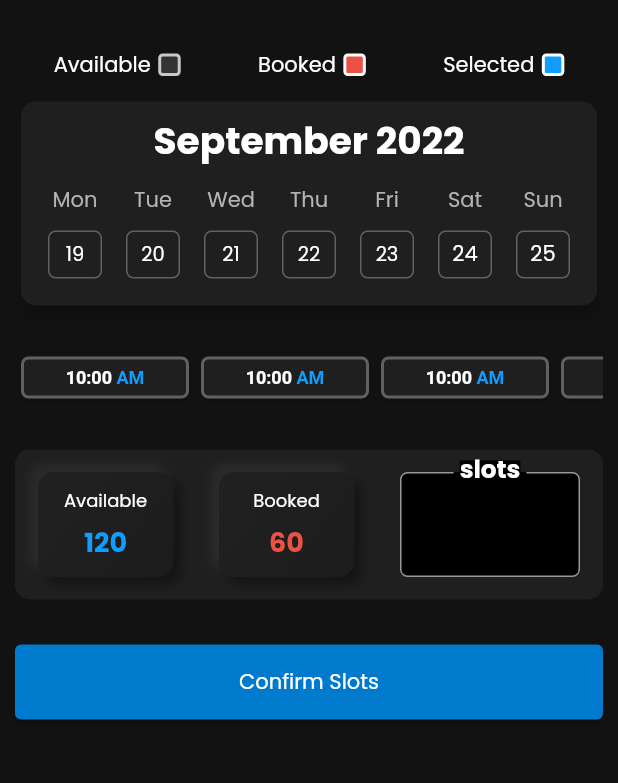
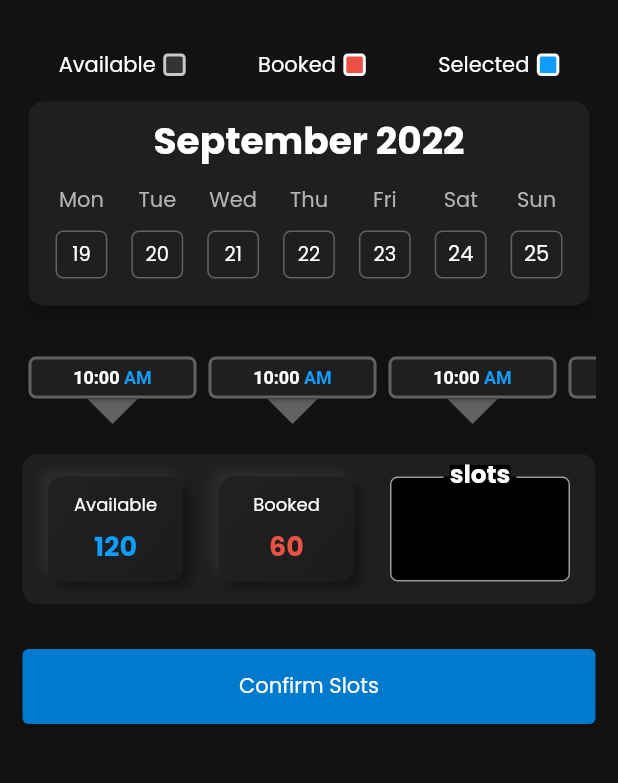
Before and after one commit to shaderone/samvit, a Flutter app: the BookingScreen screen opened directly, on a phone screen of 412 x 824 dp, the part 65-848 px from its top. Run offline on Flutter 3.47's test engine with Material 2 defaults, Android fonts, the phone set to English and light mode, and no system bars; drawn by our look-alikes of table_calendar; our stand-ins replace flutter_easyloading.

Commit message:
Add indicator to time-slot, modify padding in booking-screen

```diff
--- a/lib/presentation/screens/bookings/booking_screen.dart
+++ b/lib/presentation/screens/bookings/booking_screen.dart
@@ -40,7 +40,8 @@ class BookingScreen extends StatelessWidget {
         ],
       ),
       body: SingleChildScrollView(
-        padding: const EdgeInsets.only(top: 20, right: 10, left: 10, bottom: 5),
+        padding: EdgeInsets.symmetric(
+            vertical: 20, horizontal: screenWidth <= 340 ? 10 : 15),
         child: Column(
           mainAxisSize: MainAxisSize.min,
           children: const <Widget>[
@@ -48,7 +49,7 @@ class BookingScreen extends StatelessWidget {
             SizedBox(height: 10),
             SlotCalender(),
             TimeSlotList(),
-            SizedBox(height: 30),
+            SizedBox(height: 10),
             SlotInfoContainer(),
             SizedBox(height: 30),
             ConfirmButton(),
--- a/lib/presentation/screens/bookings/widgets/slot_status_widgets/slot_info_container.dart
+++ b/lib/presentation/screens/bookings/widgets/slot_status_widgets/slot_info_container.dart
@@ -6,12 +6,15 @@ class SlotInfoContainer extends StatelessWidget {
 
   @override
   Widget build(BuildContext context) {
+    final screenWidth = MediaQuery.of(context).size.width;
     return Container(
       padding: const EdgeInsets.symmetric(vertical: 15),
       decoration: BoxDecoration(
         color: primaryDark,
         borderRadius: BorderRadius.circular(10),
       ),
+      child: Padding(
+        padding: EdgeInsets.symmetric(horizontal: screenWidth <= 320 ? 0 : 5),
         child: Row(
           mainAxisAlignment: MainAxisAlignment.spaceAround,
           mainAxisSize: MainAxisSize.max,
@@ -28,6 +31,7 @@ class SlotInfoContainer extends StatelessWidget {
             ),
             SlotInputItem(),
           ],
+        ),
       ),
     );
   }
--- a/lib/presentation/screens/bookings/widgets/time_slot_widget.dart
+++ b/lib/presentation/screens/bookings/widgets/time_slot_widget.dart
@@ -17,7 +17,22 @@ class TimeSlotList extends StatelessWidget {
         children: List.generate(
           12,
           (index) {
-            return const ReservationChip(
+            return SizedBox(
+              height: 85,
+              child: Stack(
+                alignment: Alignment.topCenter,
+                clipBehavior: Clip.none,
+                children: const [
+                  Positioned(
+                    bottom: -20,
+                    left: 20,
+                    child: Icon(
+                      Icons.arrow_drop_down,
+                      size: 80,
+                      color: strokeLight,
+                    ),
+                  ),
+                  ReservationChip(
                     chipCrossAxisAlignment: CrossAxisAlignment.center,
                     chipTitle: "",
                     chipText: "10:00",
@@ -25,6 +40,9 @@ class TimeSlotList extends StatelessWidget {
                     chipBgColor: primaryDark,
                     chipStrokeColor: strokeLight,
                     chipTimePeriod: "AM",
+                  ),
+                ],
+              ),
             );
           },
         ),
```
Lines whose indentation alone changed are shown as unchanged.
